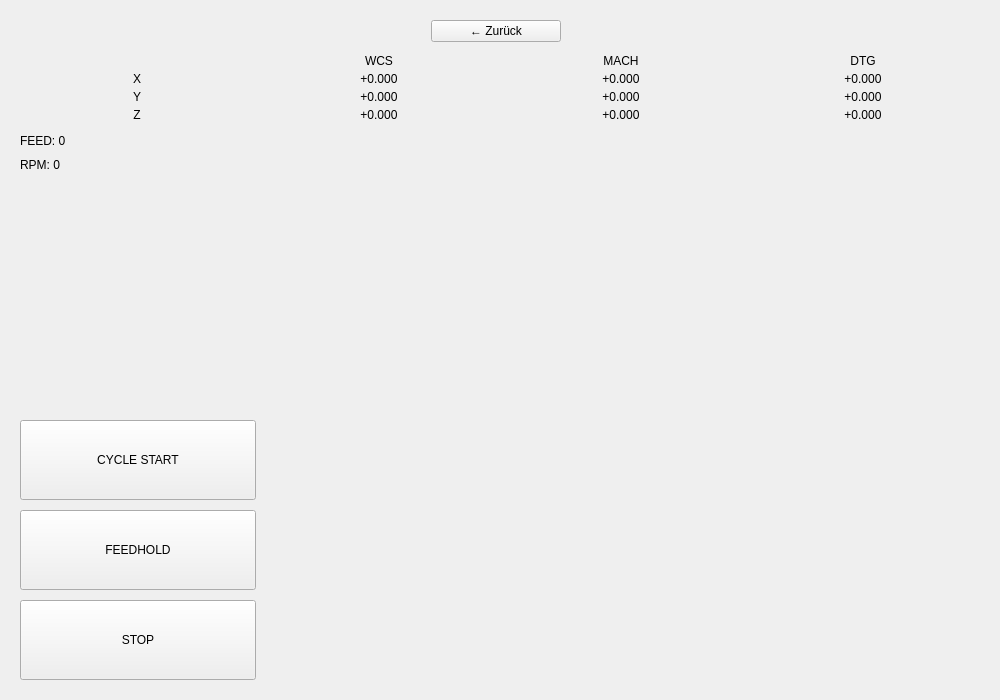
First picture: the form in thorcnc/widgets/simple_view.ui, repository Moshkopp/ThorCNC, before the edit.
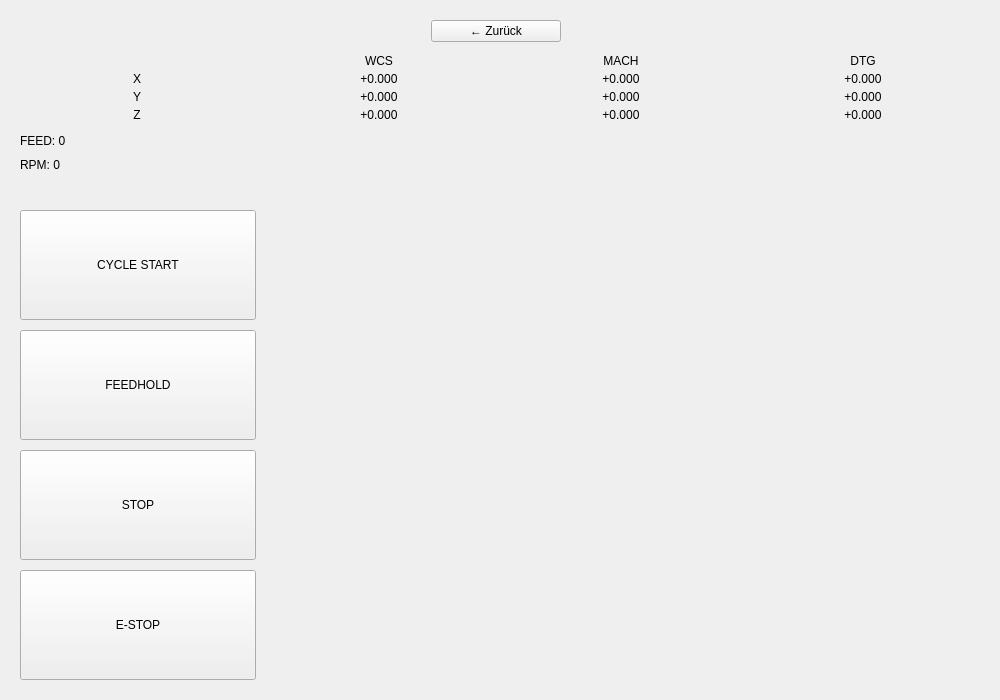
Second picture: the form after the edit.

Commit message: simple view modified

```diff
--- a/thorcnc/widgets/simple_view.ui
+++ b/thorcnc/widgets/simple_view.ui
@@ -78,22 +78,28 @@
        </item>
        <item>
         <widget class="QPushButton" name="btn_simple_start">
-         <property name="minimumSize"><size><width>0</width><height>80</height></size></property>
+         <property name="minimumSize"><size><width>0</width><height>110</height></size></property>
          <property name="text"><string>CYCLE START</string></property>
         </widget>
        </item>
        <item>
         <widget class="QPushButton" name="btn_simple_pause">
-         <property name="minimumSize"><size><width>0</width><height>80</height></size></property>
+         <property name="minimumSize"><size><width>0</width><height>110</height></size></property>
          <property name="text"><string>FEEDHOLD</string></property>
         </widget>
        </item>
        <item>
         <widget class="QPushButton" name="btn_simple_stop">
-         <property name="minimumSize"><size><width>0</width><height>80</height></size></property>
+         <property name="minimumSize"><size><width>0</width><height>110</height></size></property>
          <property name="text"><string>STOP</string></property>
         </widget>
        </item>
+       <item>
+        <widget class="QPushButton" name="btn_simple_estop">
+         <property name="minimumSize"><size><width>0</width><height>110</height></size></property>
+         <property name="text"><string>E-STOP</string></property>
+        </widget>
+       </item>
       </layout>
      </item>
 
```
The commit also changes 2 other files.
